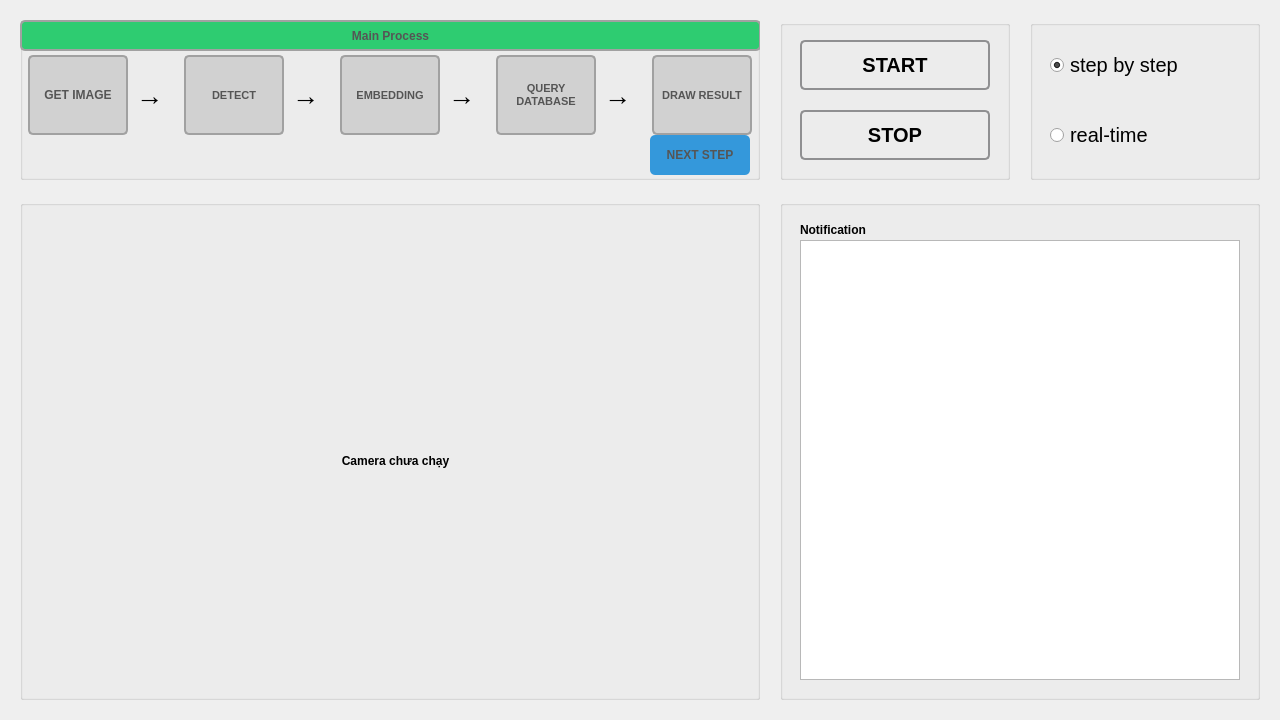
Before: the Qt Designer form UI/mainui.ui in truongvu1866/Tu_duy_cong_nghe, drawn with Qt 5.
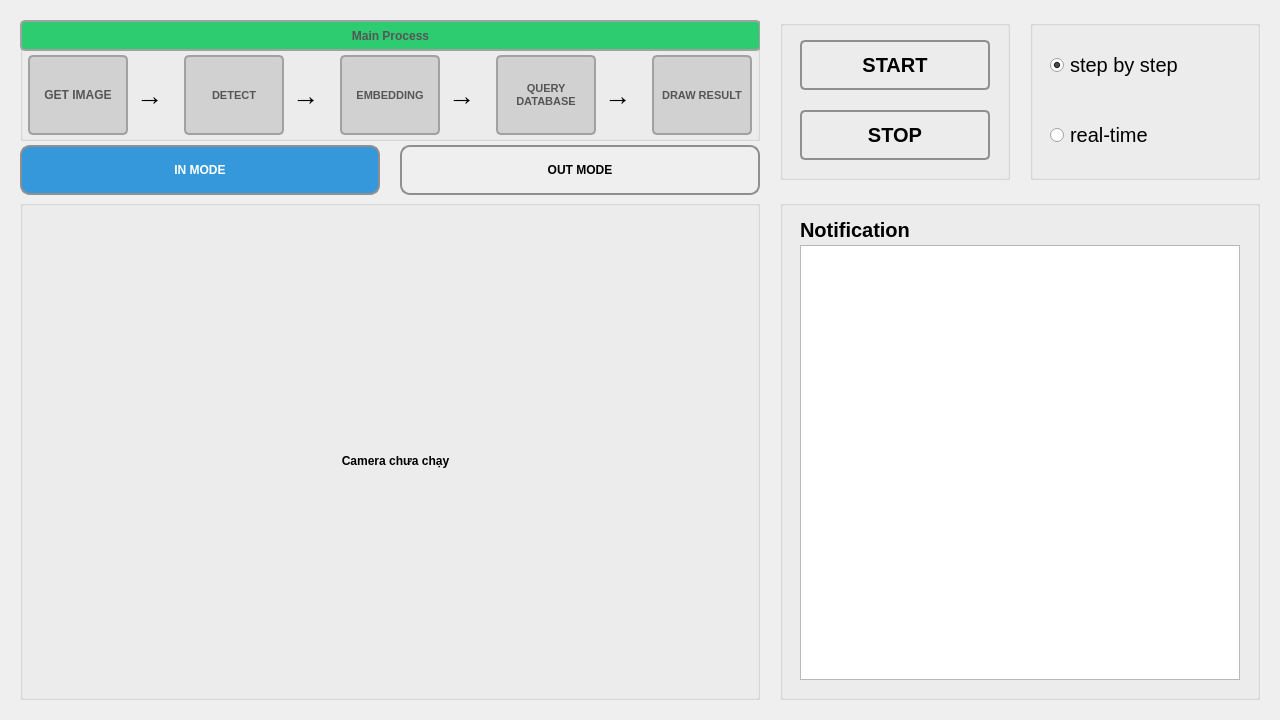
After: the same form once the commit is applied.

Diff of the .ui file:
```diff
--- a/UI/mainui.ui
+++ b/UI/mainui.ui
@@ -51,6 +51,7 @@
     </property>
     <property name="font">
      <font>
+      <pointsize>15</pointsize>
       <weight>75</weight>
       <bold>true</bold>
      </font>
@@ -69,9 +70,9 @@
     <property name="geometry">
      <rect>
       <x>20</x>
-      <y>40</y>
+      <y>45</y>
       <width>440</width>
-      <height>440</height>
+      <height>435</height>
      </rect>
     </property>
     <property name="maximumSize">
@@ -225,7 +226,7 @@
      <x>20</x>
      <y>20</y>
      <width>740</width>
-     <height>160</height>
+     <height>121</height>
     </rect>
    </property>
    <property name="title">
@@ -537,33 +538,6 @@
      <set>Qt::AlignCenter</set>
     </property>
    </widget>
-   <widget class="QPushButton" name="Nextstepbutton">
-    <property name="geometry">
-     <rect>
-      <x>630</x>
-      <y>115</y>
-      <width>100</width>
-      <height>40</height>
-     </rect>
-    </property>
-    <property name="font">
-     <font>
-      <weight>75</weight>
-      <bold>true</bold>
-     </font>
-    </property>
-    <property name="styleSheet">
-     <string notr="true">QPushButton{
-background-color: #3498db;
-border-radius: 5px;
-color: #555555;
-font-weight: bold
-}</string>
-    </property>
-    <property name="text">
-     <string>NEXT STEP</string>
-    </property>
-   </widget>
   </widget>
   <widget class="QGroupBox" name="SelectGroup">
    <property name="geometry">
@@ -623,6 +597,52 @@
     </attribute>
    </widget>
   </widget>
+  <widget class="QPushButton" name="InButton">
+   <property name="geometry">
+    <rect>
+     <x>20</x>
+     <y>145</y>
+     <width>360</width>
+     <height>50</height>
+    </rect>
+   </property>
+   <property name="styleSheet">
+    <string notr="true">QPushButton{
+border: 2px solid #8f8f91;
+border-radius: 10px;
+background-color: #3498db;
+color: white;
+font-size: 15;
+font-weight: bold
+}
+</string>
+   </property>
+   <property name="text">
+    <string>IN MODE</string>
+   </property>
+  </widget>
+  <widget class="QPushButton" name="OutButton">
+   <property name="geometry">
+    <rect>
+     <x>400</x>
+     <y>145</y>
+     <width>360</width>
+     <height>50</height>
+    </rect>
+   </property>
+   <property name="styleSheet">
+    <string notr="true">QPushButton{
+border: 2px solid #8f8f91;
+border-radius: 10px;
+font-size: 15;
+font-weight: bold
+}
+</string>
+   </property>
+   <property name="text">
+    <string>OUT MODE</string>
+   </property>
+  </widget>
  </widget>
  <resources/>
  <connections/>
```
